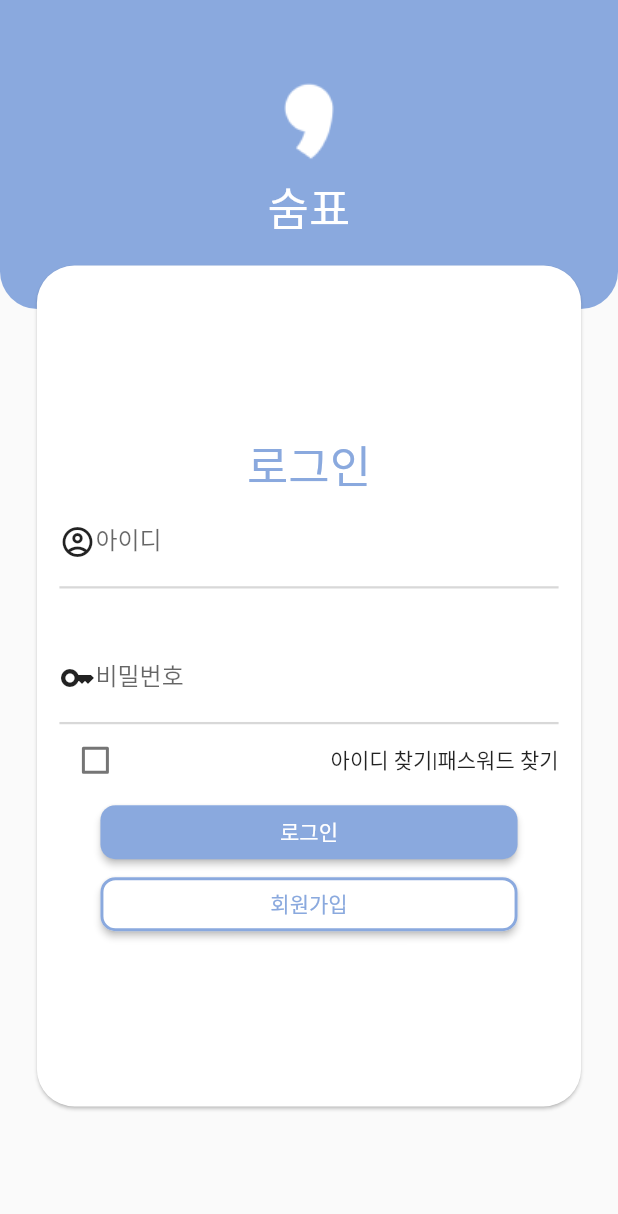
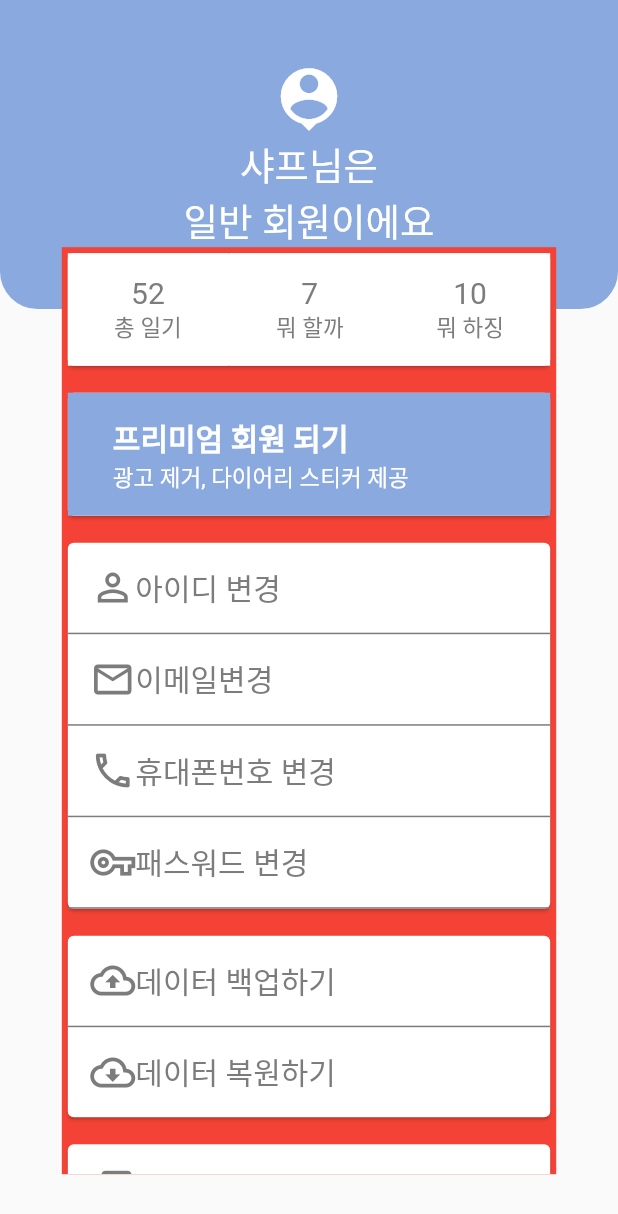
Before and after one commit to DBLabProj/sumpyo, a Flutter app: the screen it shows after launch, on a phone screen of 412 x 824 dp. Shown: the top 1214 px of the screen. Run offline on Flutter 3.47's test engine with Material 2 defaults, Android fonts, the light colour scheme and no system bars; our stand-ins replace awesome_bottom_bar, fluttertoast, google_fonts, table_calendar; missing offline and left inert: multi_masked_formatter, sliding_up_panel2; generated files the repository leaves out were written again.

Commit message:
create mypage_screen

```diff
--- a/lib/main.dart
+++ b/lib/main.dart
@@ -2,7 +2,7 @@ import 'package:flutter/material.dart';
 import 'package:sumpyo/l10n/l10n.dart';
 import 'package:flutter_localizations/flutter_localizations.dart';
 import 'package:flutter_gen/gen_l10n/app_localizations.dart';
-import 'package:sumpyo/screens/login_screen.dart';
+import 'package:sumpyo/screens/mypage_screen.dart';
 
 void main() {
   runApp(const App());
@@ -28,9 +28,10 @@ class _AppState extends State<App> {
       theme: ThemeData(
         primaryColor: const Color(0xFF8AA9DE),
         secondaryHeaderColor: const Color(0xFFE8EEF9),
+        dividerColor: const Color(0xff7c7c7c),
       ),
       // home: const HomeScreen(),
-      home: const loginPage(),
+      home: const myPage(),
     );
   }
 }
--- /dev/null
+++ b/lib/screens/mypage_screen.dart
@@ -0,0 +1,292 @@
+import 'package:flutter/material.dart';
+
+class myPage extends StatefulWidget {
+  const myPage({
+    super.key,
+  });
+
+  @override
+  State<myPage> createState() => _mypage_screState();
+}
+
+class _mypage_screState extends State<myPage> {
+  @override
+  Widget build(BuildContext context) {
+    return Scaffold(
+      appBar: AppBar(
+        elevation: 0.0,
+        toolbarHeight: 0,
+        backgroundColor: Theme.of(context).primaryColor,
+      ),
+      // 키보드 나왔을 때 처리 화면 가려지는 거 방지용
+      resizeToAvoidBottomInset: false,
+      body: SafeArea(
+        child: Stack(
+          children: [
+            Container(
+              height: MediaQuery.of(context).size.height * 0.25,
+              // color: Theme.of(context).primaryColor,
+              decoration: BoxDecoration(
+                color: Theme.of(context).primaryColor,
+                borderRadius: const BorderRadius.vertical(
+                  bottom: Radius.circular(25),
+                ),
+              ),
+              child: Row(
+                mainAxisAlignment: MainAxisAlignment.center,
+                children: [
+                  Column(
+                    mainAxisAlignment: MainAxisAlignment.center,
+                    children: const [
+                      Icon(
+                        Icons.person_pin,
+                        color: Colors.white,
+                        size: 50,
+                      ),
+                      Text(
+                        '샤프님은',
+                        style: TextStyle(
+                          color: Colors.white,
+                          fontSize: 25,
+                          fontWeight: FontWeight.w400,
+                        ),
+                      ),
+                      Text(
+                        '일반 회원이에요',
+                        style: TextStyle(
+                          color: Colors.white,
+                          fontSize: 25,
+                          fontWeight: FontWeight.w400,
+                        ),
+                      )
+                    ],
+                  )
+                ],
+              ),
+            ),
+            Container(
+              color: Colors.red,
+              margin: EdgeInsets.fromLTRB(
+                  MediaQuery.of(context).size.height * 0.05,
+                  MediaQuery.of(context).size.height * 0.20,
+                  MediaQuery.of(context).size.height * 0.05,
+                  MediaQuery.of(context).size.height * 0.05),
+              child: SingleChildScrollView(
+                child: Column(
+                  children: [
+                    Card(
+                      child: Row(
+                        children: [
+                          const recordInfo(cnt: 52, title: '총 일기'),
+                          VerticalDivider(
+                              thickness: 1,
+                              width: 1,
+                              color: Theme.of(context).dividerColor),
+                          const recordInfo(cnt: 7, title: '뭐 할까'),
+                          const recordInfo(cnt: 10, title: '뭐 하징'),
+                        ],
+                      ),
+                    ),
+                    const SizedBox(
+                      height: 10,
+                    ),
+                    Card(
+                      child: Row(
+                        children: [
+                          Expanded(
+                            child: Container(
+                              decoration: BoxDecoration(
+                                color: Theme.of(context).primaryColor,
+                              ),
+                              padding:
+                                  const EdgeInsets.fromLTRB(30, 15, 30, 15),
+                              child: Column(
+                                crossAxisAlignment: CrossAxisAlignment.start,
+                                children: const [
+                                  Text(
+                                    '프리미엄 회원 되기',
+                                    style: TextStyle(
+                                      color: Colors.white,
+                                      fontSize: 20,
+                                      fontWeight: FontWeight.w600,
+                                    ),
+                                  ),
+                                  Text(
+                                    '광고 제거, 다이어리 스티커 제공',
+                                    style: TextStyle(
+                                      color: Colors.white,
+                                      fontSize: 15,
+                                    ),
+                                  ),
+                                ],
+                              ),
+                            ),
+                          ),
+                        ],
+                      ),
+                    ),
+                    const SizedBox(
+                      height: 10,
+                    ),
+                    Card(
+                      child: Column(
+                        children: [
+                          const changeInfo(
+                            ico: Icons.person_outline_outlined,
+                            info: "아이디 변경",
+                          ),
+                          Divider(
+                            thickness: 1,
+                            height: 1,
+                            color: Theme.of(context).dividerColor,
+                          ),
+                          const changeInfo(
+                            ico: Icons.email_outlined,
+                            info: "이메일변경",
+                          ),
+                          Divider(
+                            thickness: 1,
+                            height: 1,
+                            color: Theme.of(context).dividerColor,
+                          ),
+                          const changeInfo(
+                            ico: Icons.local_phone_outlined,
+                            info: "휴대폰번호 변경",
+                          ),
+                          Divider(
+                            thickness: 1,
+                            height: 1,
+                            color: Theme.of(context).dividerColor,
+                          ),
+                          const changeInfo(
+                            ico: Icons.vpn_key_outlined,
+                            info: "패스워드 변경",
+                          ),
+                          Divider(
+                            thickness: 1,
+                            height: 1,
+                            color: Theme.of(context).dividerColor,
+                          ),
+                        ],
+                      ),
+                    ),
+                    const SizedBox(
+                      height: 10,
+                    ),
+                    Card(
+                      child: Column(
+                        children: [
+                          const changeInfo(
+                            ico: Icons.backup_outlined,
+                            info: "데이터 백업하기",
+                          ),
+                          Divider(
+                            thickness: 1,
+                            height: 1,
+                            color: Theme.of(context).dividerColor,
+                          ),
+                          const changeInfo(
+                            ico: Icons.cloud_download_outlined,
+                            info: "데이터 복원하기",
+                          ),
+                        ],
+                      ),
+                    ),
+                    const SizedBox(
+                      height: 10,
+                    ),
+                    Card(
+                      child: Column(
+                        children: const [
+                          changeInfo(
+                            ico: Icons.library_books_outlined,
+                            info: "데이터 내보내기",
+                          ),
+                        ],
+                      ),
+                    ),
+                  ],
+                ),
+              ),
+            ),
+          ],
+        ),
+      ),
+    );
+  }
+}
+
+class recordInfo extends StatelessWidget {
+  final int cnt;
+  final String title;
+  const recordInfo({
+    super.key,
+    required this.cnt,
+    required this.title,
+  });
+
+  @override
+  Widget build(BuildContext context) {
+    return Expanded(
+      child: Container(
+        decoration: const BoxDecoration(
+          color: Color.fromRGBO(255, 255, 255, 1),
+        ),
+        padding: const EdgeInsets.all(15),
+        child: Column(
+          children: [
+            Text(
+              '$cnt',
+              style: const TextStyle(
+                  color: Color.fromRGBO(124, 124, 124, 1), fontSize: 20),
+            ),
+            Text(
+              title,
+              style: const TextStyle(
+                  color: Color.fromRGBO(124, 124, 124, 1), fontSize: 15),
+            ),
+          ],
+        ),
+      ),
+    );
+  }
+}
+
+class changeInfo extends StatelessWidget {
+  final String info;
+  final IconData ico;
+  const changeInfo({
+    super.key,
+    required this.info,
+    required this.ico,
+  });
+
+  @override
+  Widget build(BuildContext context) {
+    return GestureDetector(
+      onTap: () {
+        print(info);
+      },
+      child: Container(
+        decoration: const BoxDecoration(
+          color: Color.fromARGB(1, 255, 255, 255),
+        ),
+        padding: const EdgeInsets.all(15),
+        child: Row(
+          children: [
+            Icon(
+              ico,
+              size: 30,
+              color: const Color.fromRGBO(124, 124, 124, 1),
+            ),
+            Text(
+              info,
+              style: const TextStyle(
+                  color: Color.fromRGBO(124, 124, 124, 1), fontSize: 20),
+            ),
+          ],
+        ),
+      ),
+    );
+  }
+}
```
